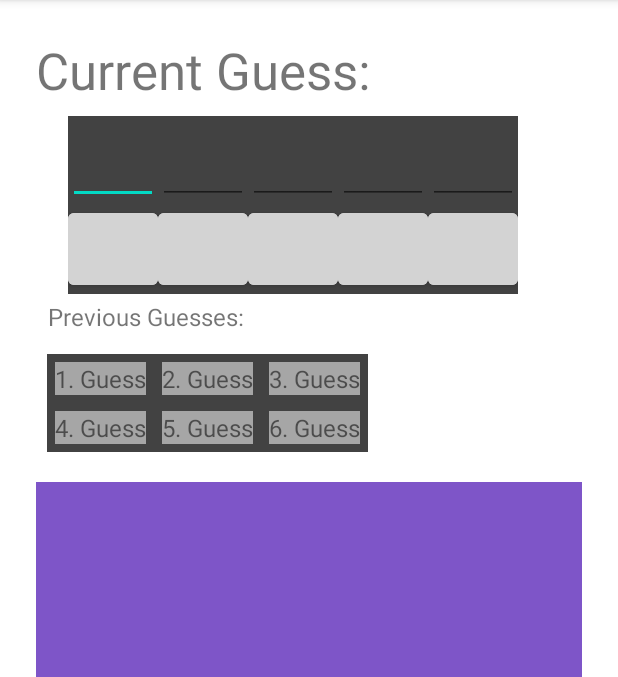
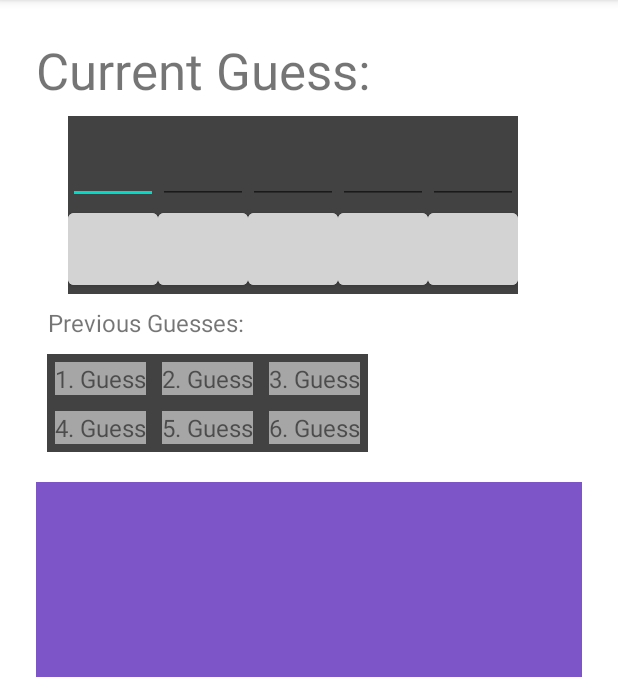
Before and after one commit to wwills2/wordle_coach, an Android app: the screen it shows after launch (MainActivity), on a phone screen of 412 x 824 dp, the part 84-761 px from its top. Run offline under Robolectric (Android 15) with nearby library versions, the phone set to English and light mode, and no system bars.

Commit message:
Zan fixed UI (Don't break it! I'll cry) 2.0

```diff
--- a/app/src/main/java/com/example/testactivity/MainActivity.java
+++ b/app/src/main/java/com/example/testactivity/MainActivity.java
@@ -27,7 +27,7 @@ public class MainActivity extends AppCompatActivity {
 
         final String ORANGE_HEX = "#FFA500";
         final String GRAY_HEX = "#D3D3D3";
-        final String GREEN_HEX = "#00FF00";
+        final String GREEN_HEX = "#2F8E3C";
 
         final Button button1 = findViewById(R.id.gridColor_00);
         final Button button2 = findViewById(R.id.gridColor_01);
@@ -124,6 +124,7 @@ public class MainActivity extends AppCompatActivity {
             }
         });
 
+        /*
         final EditText gridInputLetter0 = findViewById(R.id.gridInput_00);
 
         InputMethodManager imm = (InputMethodManager)getSystemService(Context.INPUT_METHOD_SERVICE);
@@ -131,14 +132,16 @@ public class MainActivity extends AppCompatActivity {
             @Override
             public boolean onKey(View view, int keycode, KeyEvent keyEvent) {
                 if (keycode == 66){
-                    gridInputLetter0.clearFocus();
-                    imm.hideSoftInputFromWindow(view.getWindowToken(), 0);
-                    findViewById(R.id.rootLayout).invalidate();
+                    //gridInputLetter0.clearFocus();
+                    //imm.hideSoftInputFromWindow(view.getWindowToken(), 0);
+                    //findViewById(R.id.rootLayout).invalidate();
                 }
 
                 return true;
             }
         });
+
+         */
     }
 
     protected void onResume(Bundle savedInstanceState){
--- a/app/src/main/res/layout/activity_main.xml
+++ b/app/src/main/res/layout/activity_main.xml
@@ -388,10 +388,11 @@
             app:layout_constraintBottom_toTopOf="@+id/gridLayoutPrevGuesses"
             android:layout_marginEnd="200dp"
             app:layout_constraintEnd_toEndOf="parent"
-            android:layout_marginTop="4dp"
+            android:layout_marginTop="8dp"
             app:layout_constraintTop_toBottomOf="@+id/gridLayout"
             app:layout_constraintHorizontal_bias="0.0"
-            app:layout_constraintVertical_bias="0.0"/>
+            app:layout_constraintVertical_bias="0.0"
+            android:layout_marginBottom="4dp"/>
 
     <androidx.constraintlayout.widget.Guideline
             android:layout_width="wrap_content"
```
